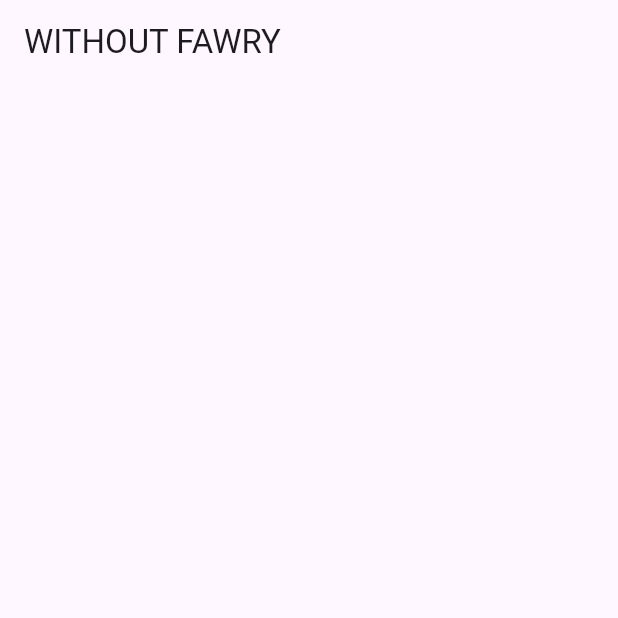
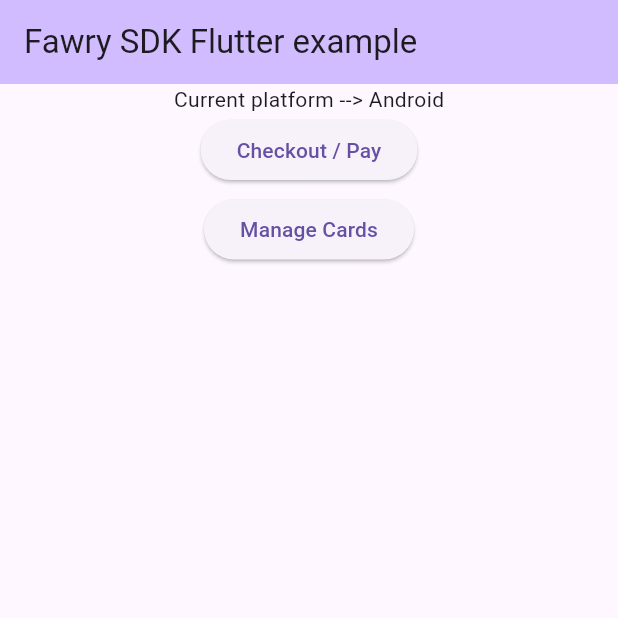
Before and after one commit to shijinthottiyil/mylearning, a Flutter app: the screen it shows after launch, on a phone screen of 412 x 824 dp, the top half of it. Run offline on Flutter 3.47's test engine with Material 3 defaults, Android fonts, the phone set to English and light mode, and no system bars; missing offline and left inert: fawry_sdk.

Commit message:
fawry change

```diff
--- a/lib/main.dart
+++ b/lib/main.dart
@@ -1,248 +1,225 @@
-// import 'dart:async';
-// import 'dart:convert';
+import 'dart:async';
+import 'dart:convert';
 
-// import 'package:fawry_sdk/fawry_sdk.dart';
-// import 'package:fawry_sdk/fawry_utils.dart';
-// import 'package:fawry_sdk/model/bill_item.dart';
-// import 'package:fawry_sdk/model/fawry_launch_model.dart';
-// import 'package:fawry_sdk/model/launch_customer_model.dart';
-// import 'package:fawry_sdk/model/launch_merchant_model.dart';
-// import 'package:fawry_sdk/model/payment_methods.dart';
-// import 'package:fawry_sdk/model/response.dart';
-// import 'package:flutter/foundation.dart';
-// import 'package:flutter/material.dart';
+import 'package:fawry_sdk/fawry_sdk.dart';
+import 'package:fawry_sdk/fawry_utils.dart';
+import 'package:fawry_sdk/model/bill_item.dart';
+import 'package:fawry_sdk/model/fawry_launch_model.dart';
+import 'package:fawry_sdk/model/launch_customer_model.dart';
+import 'package:fawry_sdk/model/launch_merchant_model.dart';
+import 'package:fawry_sdk/model/payment_methods.dart';
+import 'package:fawry_sdk/model/response.dart';
+import 'package:flutter/foundation.dart';
+import 'package:flutter/material.dart';
 
-// class Constants {
-//   static const String merchantCode = "770000019834";
-//   static const String secureKey = "6c65ee7b-9a31-49fb-9630-ca5546f6037a";
-//   static const String baseUrl = "https://atfawry.fawrystaging.com/";
-// }
+class Constants {
+  static const String merchantCode = "770000019834";
+  static const String secureKey = "6c65ee7b-9a31-49fb-9630-ca5546f6037a";
+  static const String baseUrl = "https://atfawry.fawrystaging.com/";
+}
 
-// class FawryService {
-//   static LaunchMerchantModel getMerchantModel() {
-//     return LaunchMerchantModel(
-//       merchantCode: Constants.merchantCode,
-//       merchantRefNum: FawryUtils.randomAlphaNumeric(10),
-//       secureKey: Constants.secureKey,
-//     );
-//   }
+class FawryService {
+  static LaunchMerchantModel getMerchantModel() {
+    return LaunchMerchantModel(
+      merchantCode: Constants.merchantCode,
+      merchantRefNum: FawryUtils.randomAlphaNumeric(10),
+      secureKey: Constants.secureKey,
+    );
+  }
 
-//   Future<void> startPayment(FawryLaunchModel model) async {
-//     try {
-//       await FawrySDK.instance.startPayment(
-//         launchModel: model,
-//         baseURL: Constants.baseUrl,
-//         lang: FawrySDK.LANGUAGE_ENGLISH,
-//       );
-//     } catch (e) {
-//       debugPrint('Error starting payment: $e');
-//     }
-//   }
+  Future<void> startPayment(FawryLaunchModel model) async {
+    try {
+      await FawrySDK.instance.startPayment(
+        launchModel: model,
+        baseURL: Constants.baseUrl,
+        lang: FawrySDK.LANGUAGE_ENGLISH,
+      );
+    } catch (e) {
+      debugPrint('Error starting payment: $e');
+    }
+  }
 
-//   Future<void> openCardsManager(FawryLaunchModel model) async {
-//     try {
-//       await FawrySDK.instance.openCardsManager(
-//         launchModel: model,
-//         baseURL: Constants.baseUrl,
-//         lang: FawrySDK.LANGUAGE_ENGLISH,
-//       );
-//     } catch (e) {
-//       debugPrint('Error opening cards manager: $e');
-//     }
-//   }
-// }
+  Future<void> openCardsManager(FawryLaunchModel model) async {
+    try {
+      await FawrySDK.instance.openCardsManager(
+        launchModel: model,
+        baseURL: Constants.baseUrl,
+        lang: FawrySDK.LANGUAGE_ENGLISH,
+      );
+    } catch (e) {
+      debugPrint('Error opening cards manager: $e');
+    }
+  }
+}
 
-// BillItem item = BillItem(
-//   itemId: 'ITEM_ID',
-//   description: '',
-//   quantity: 5,
-//   price: 50,
-// );
+BillItem item = BillItem(
+  itemId: 'ITEM_ID',
+  description: '',
+  quantity: 5,
+  price: 50,
+);
 
-// List<BillItem> chargeItems = [item];
+List<BillItem> chargeItems = [item];
 
-// LaunchCustomerModel customerModel = LaunchCustomerModel(
-//   customerProfileId: '533518',
-//   customerName: 'John Doe',
-//   customerEmail: 'john.doe@xyz.com',
-//   customerMobile: '+201000000000',
-// );
+LaunchCustomerModel customerModel = LaunchCustomerModel(
+  customerProfileId: '533518',
+  customerName: 'John Doe',
+  customerEmail: 'john.doe@xyz.com',
+  customerMobile: '+201000000000',
+);
 
-// FawryLaunchModel model = FawryLaunchModel(
-//   allow3DPayment: true,
-//   chargeItems: chargeItems,
-//   launchCustomerModel: customerModel,
-//   launchMerchantModel: FawryService.getMerchantModel(),
-//   skipLogin: true,
-//   skipReceipt: false,
-//   payWithCardToken: false,
-//   paymentMethods: PaymentMethods.ALL,
-// );
-
-// void main() {
-//   runApp(const MyApp());
-// }
-
-// class MyApp extends StatelessWidget {
-//   const MyApp({Key? key}) : super(key: key);
-
-//   @override
-//   Widget build(BuildContext context) {
-//     return MaterialApp(
-//       title: 'Fawry SDK Flutter',
-//       theme: ThemeData(
-//         useMaterial3: true,
-//       ),
-//       darkTheme: ThemeData.dark(
-//         useMaterial3: true,
-//       ),
-//       home: const MyHomePage(),
-//     );
-//   }
-// }
-
-// class MyHomePage extends StatefulWidget {
-//   const MyHomePage({Key? key}) : super(key: key);
-
-//   @override
-//   State<MyHomePage> createState() => _MyHomePageState();
-// }
-
-// class _MyHomePageState extends State<MyHomePage> {
-//   late StreamSubscription? _fawryCallbackResultStream;
-
-//   @override
-//   void initState() {
-//     super.initState();
-//     initSDKCallback();
-//   }
-
-//   @override
-//   void dispose() {
-//     _fawryCallbackResultStream?.cancel();
-//     super.dispose();
-//   }
-
-//   // Initialize the Fawry SDK callback
-//   Future<void> initSDKCallback() async {
-//     try {
-//       _fawryCallbackResultStream =
-//           FawrySDK.instance.callbackResultStream().listen((event) {
-//         setState(() {
-//           ResponseStatus response = ResponseStatus.fromJson(jsonDecode(event));
-//           handleResponse(response);
-//         });
-//       });
-//     } catch (ex) {
-//       debugPrint(ex.toString());
-//     }
-//   }
-
-//   // Handle the response from Fawry SDK
-//   void handleResponse(ResponseStatus response) {
-//     switch (response.status) {
-//       case FawrySDK.RESPONSE_SUCCESS:
-//         {
-//           debugPrint('Message: ${response.message}');
-//           debugPrint('Json Response: ${response.data}');
-//         }
-//         break;
-//       case FawrySDK.RESPONSE_ERROR:
-//         {
-//           debugPrint('Error: ${response.message}');
-//         }
-//         break;
-//       case FawrySDK.RESPONSE_PAYMENT_COMPLETED:
-//         {
-//           debugPrint(
-//               'Payment Completed: ${response.message}, ${response.data}');
-//         }
-//         break;
-//     }
-//   }
-
-//   // Get the current platform
-//   String currentPlatform() {
-//     switch (defaultTargetPlatform) {
-//       case TargetPlatform.android:
-//         return 'Current platform --> Android';
-//       case TargetPlatform.iOS:
-//         return 'Current platform --> iOS';
-//       default:
-//         return 'Current platform --> Unknown';
-//     }
-//   }
-
-//   // Initialize Fawry SDK with required parameters
-//   Future<void> startPayment() async {
-//     model.launchMerchantModel.merchantRefNum =
-//         FawryUtils.randomAlphaNumeric(10);
-//     await FawryService().startPayment(model);
-//   }
-
-//   Future<void> openCardsManager() async {
-//     model.launchMerchantModel.merchantRefNum =
-//         FawryUtils.randomAlphaNumeric(10);
-//     await FawryService().openCardsManager(model);
-//   }
-
-//   @override
-//   Widget build(BuildContext context) {
-//     return Scaffold(
-//       appBar: AppBar(
-//         backgroundColor: Theme.of(context).colorScheme.inversePrimary,
-//         title: const Text('Fawry SDK Flutter example'),
-//       ),
-//       body: Column(
-//         mainAxisAlignment: MainAxisAlignment.start,
-//         children: [
-//           Center(
-//             child: Text(currentPlatform()),
-//           ),
-//           Container(
-//             padding: const EdgeInsets.symmetric(horizontal: 16.0),
-//             child: Column(
-//               children: [
-//                 ElevatedButton(
-//                   onPressed: () async {
-//                     await startPayment();
-//                   },
-//                   child: const Text('Checkout / Pay'),
-//                 ),
-//                 const SizedBox(height: 5.0),
-//                 ElevatedButton(
-//                   onPressed: () async {
-//                     await openCardsManager();
-//                   },
-//                   child: const Text('Manage Cards'),
-//                 ),
-//               ],
-//             ),
-//           ),
-//         ],
-//       ),
-//     );
-//   }
-// }
-
-/// WITHOUT FAWRY.
-///
-import 'package:flutter/material.dart';
+FawryLaunchModel model = FawryLaunchModel(
+  allow3DPayment: true,
+  chargeItems: chargeItems,
+  launchCustomerModel: customerModel,
+  launchMerchantModel: FawryService.getMerchantModel(),
+  skipLogin: true,
+  skipReceipt: false,
+  payWithCardToken: false,
+  paymentMethods: PaymentMethods.ALL,
+);
 
 void main() {
   runApp(const MyApp());
 }
 
 class MyApp extends StatelessWidget {
-  const MyApp({super.key});
+  const MyApp({Key? key}) : super(key: key);
 
   @override
   Widget build(BuildContext context) {
     return MaterialApp(
-      home: Scaffold(
-        appBar: AppBar(
-          title: const Text("WITHOUT FAWRY"),
-        ),
+      title: 'Fawry SDK Flutter',
+      theme: ThemeData(
+        useMaterial3: true,
+      ),
+      darkTheme: ThemeData.dark(
+        useMaterial3: true,
+      ),
+      home: const MyHomePage(),
+    );
+  }
+}
+
+class MyHomePage extends StatefulWidget {
+  const MyHomePage({Key? key}) : super(key: key);
+
+  @override
+  State<MyHomePage> createState() => _MyHomePageState();
+}
+
+class _MyHomePageState extends State<MyHomePage> {
+  late StreamSubscription? _fawryCallbackResultStream;
+
+  @override
+  void initState() {
+    super.initState();
+    initSDKCallback();
+  }
+
+  @override
+  void dispose() {
+    _fawryCallbackResultStream?.cancel();
+    super.dispose();
+  }
+
+  // Initialize the Fawry SDK callback
+  Future<void> initSDKCallback() async {
+    try {
+      _fawryCallbackResultStream =
+          FawrySDK.instance.callbackResultStream().listen((event) {
+        setState(() {
+          ResponseStatus response = ResponseStatus.fromJson(jsonDecode(event));
+          handleResponse(response);
+        });
+      });
+    } catch (ex) {
+      debugPrint(ex.toString());
+    }
+  }
+
+  // Handle the response from Fawry SDK
+  void handleResponse(ResponseStatus response) {
+    switch (response.status) {
+      case FawrySDK.RESPONSE_SUCCESS:
+        {
+          debugPrint('Message: ${response.message}');
+          debugPrint('Json Response: ${response.data}');
+        }
+        break;
+      case FawrySDK.RESPONSE_ERROR:
+        {
+          debugPrint('Error: ${response.message}');
+        }
+        break;
+      case FawrySDK.RESPONSE_PAYMENT_COMPLETED:
+        {
+          debugPrint(
+              'Payment Completed: ${response.message}, ${response.data}');
+        }
+        break;
+    }
+  }
+
+  // Get the current platform
+  String currentPlatform() {
+    switch (defaultTargetPlatform) {
+      case TargetPlatform.android:
+        return 'Current platform --> Android';
+      case TargetPlatform.iOS:
+        return 'Current platform --> iOS';
+      default:
+        return 'Current platform --> Unknown';
+    }
+  }
+
+  // Initialize Fawry SDK with required parameters
+  Future<void> startPayment() async {
+    model.launchMerchantModel.merchantRefNum =
+        FawryUtils.randomAlphaNumeric(10);
+    await FawryService().startPayment(model);
+  }
+
+  Future<void> openCardsManager() async {
+    model.launchMerchantModel.merchantRefNum =
+        FawryUtils.randomAlphaNumeric(10);
+    await FawryService().openCardsManager(model);
+  }
+
+  @override
+  Widget build(BuildContext context) {
+    return Scaffold(
+      appBar: AppBar(
+        backgroundColor: Theme.of(context).colorScheme.inversePrimary,
+        title: const Text('Fawry SDK Flutter example'),
+      ),
+      body: Column(
+        mainAxisAlignment: MainAxisAlignment.start,
+        children: [
+          Center(
+            child: Text(currentPlatform()),
+          ),
+          Container(
+            padding: const EdgeInsets.symmetric(horizontal: 16.0),
+            child: Column(
+              children: [
+                ElevatedButton(
+                  onPressed: () async {
+                    await startPayment();
+                  },
+                  child: const Text('Checkout / Pay'),
+                ),
+                const SizedBox(height: 5.0),
+                ElevatedButton(
+                  onPressed: () async {
+                    await openCardsManager();
+                  },
+                  child: const Text('Manage Cards'),
+                ),
+              ],
+            ),
+          ),
+        ],
       ),
     );
   }
```
Also changed, not shown: 2 other files.
